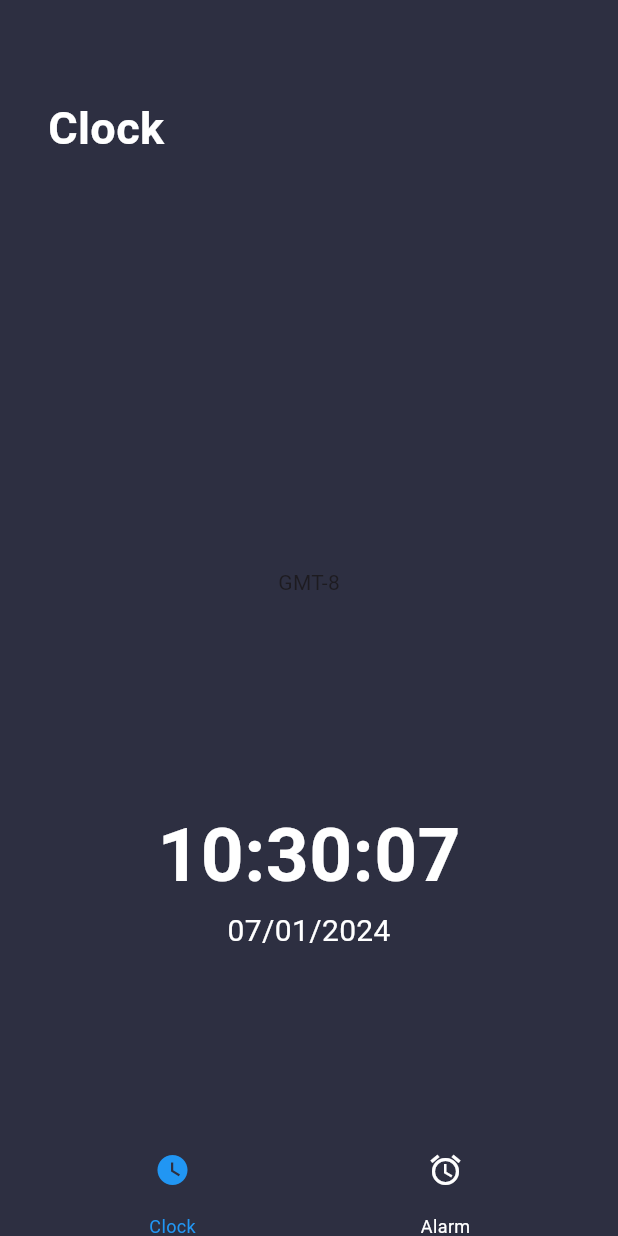
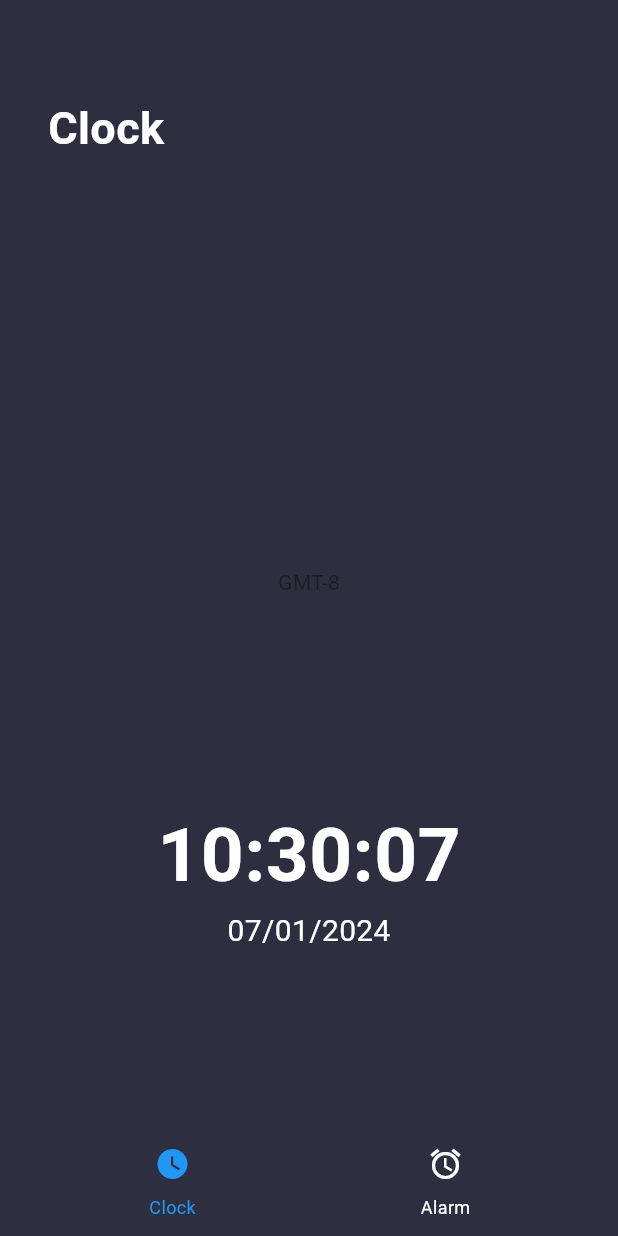
Before and after one commit to rasitesdmr/pokeme, a Flutter app: the screen it shows after launch, on a phone screen of 412 x 824 dp. Run offline on Flutter 3.47's test engine with Material 3 defaults, Android fonts, the phone set to English and light mode, and no system bars; missing offline and left inert: flutter_analog_clock.

```diff
--- a/lib/widgets/navigation_control_builder.dart
+++ b/lib/widgets/navigation_control_builder.dart
@@ -30,6 +30,9 @@ class NavigationControlBuilder {
             buildIconButton(
               icon: Icon(
                 Icons.watch_later,
+                color: buttonBarInfo.menuTypeEnum == MenuTypeEnum.clock
+                    ? Colors.blue
+                    : Colors.white,
                 size: 24,
               ),
               color: buttonBarInfo.menuTypeEnum == MenuTypeEnum.clock
@@ -41,7 +44,13 @@ class NavigationControlBuilder {
               },
             ),
             buildIconButton(
-              icon: Icon(Icons.alarm, size: 24),
+              icon: Icon(
+                Icons.alarm,
+                size: 24,
+                color: buttonBarInfo.menuTypeEnum == MenuTypeEnum.alarm
+                    ? Colors.blue
+                    : Colors.white,
+              ),
               color: buttonBarInfo.menuTypeEnum == MenuTypeEnum.alarm
                   ? Colors.blue
                   : Colors.white,
@@ -66,18 +75,22 @@ class NavigationControlBuilder {
       mainAxisSize: MainAxisSize.min,
       mainAxisAlignment: MainAxisAlignment.center,
       children: [
-        IconButton(
-          onPressed: onPressed,
-          icon: icon,
-          color: color,
-          padding: EdgeInsets.zero,
-          constraints: BoxConstraints(),
+        InkResponse(
+          onTap: onPressed,
+          child: Padding(
+            padding:
+                const EdgeInsets.all(8.0), // Gerektiği kadar padding ekleyin
+            child: icon,
+          ),
+          highlightColor: Colors.transparent,
+          splashColor: Colors.blue,
+          radius: 20.0,
         ),
-        SizedBox(height: 5),
         Text(
           label,
           style: TextStyle(color: color, fontSize: 12),
         ),
+        SizedBox(height: 8),
       ],
     );
   }
```
